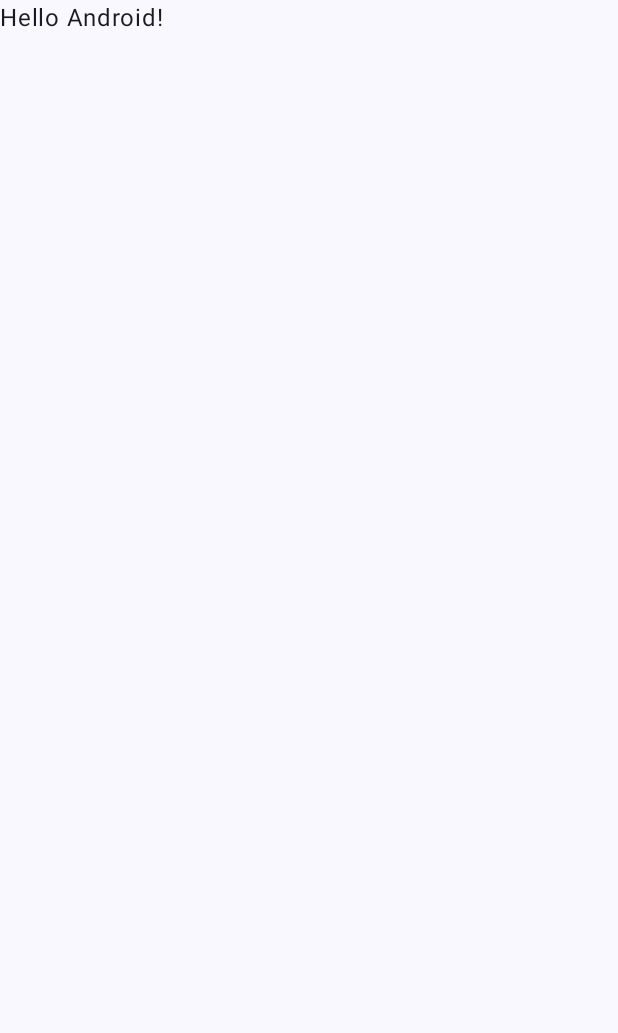
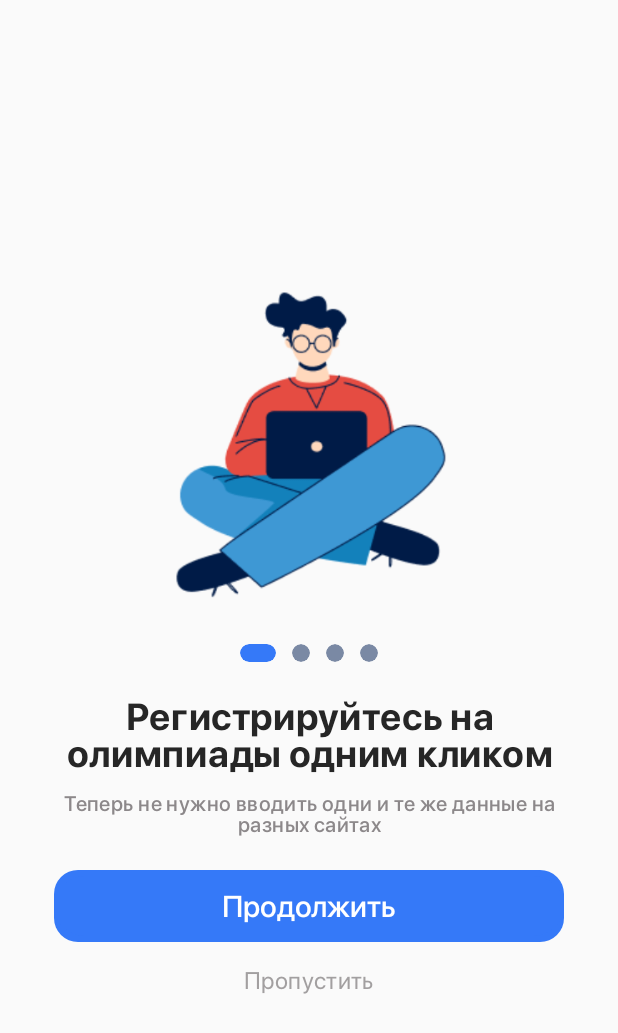
Before and after one commit to lkeey/MyOlimp, an Android app built with Jetpack Compose: the screen it shows after launch (MainActivity before the commit, OnBoardingActivity after it), on a phone screen of 412 x 824 dp. Before the commit the part shown is almost empty. Shown: the top 1033 px of the screen. Run offline under Robolectric (Android 15) with nearby library versions, the phone set to English and light mode, and no system bars.

Commit message:
create onboarding

```diff
--- a/app/build.gradle
+++ b/app/build.gradle
@@ -67,4 +67,7 @@ dependencies {
     androidTestImplementation 'androidx.compose.ui:ui-test-junit4'
     debugImplementation 'androidx.compose.ui:ui-tooling'
     debugImplementation 'androidx.compose.ui:ui-test-manifest'
+
+    // for pager
+    implementation 'androidx.compose.foundation:foundation:1.4.1'
 }
--- /dev/null
+++ b/app/src/main/java/com/developement/myolimp/feature_onborading/activities/OnBoardingActivity.kt
@@ -0,0 +1,71 @@
+package com.developement.myolimp.feature_onborading.activities
+
+import android.os.Build
+import android.os.Bundle
+import androidx.activity.ComponentActivity
+import androidx.activity.compose.setContent
+import androidx.activity.viewModels
+import androidx.annotation.RequiresApi
+import com.developement.myolimp.R
+import com.developement.myolimp.feature_onborading.models.FragmentImg
+import com.developement.myolimp.feature_onborading.screens.OnBoardingScreen
+import com.developement.myolimp.feature_onborading.view_models.OnBoardingViewModel
+import com.developement.myolimp.ui.theme.MyOlimpTheme
+
+class OnBoardingActivity : ComponentActivity() {
+
+    private val viewModel: OnBoardingViewModel by viewModels()
+
+    @RequiresApi(Build.VERSION_CODES.Q)
+    override fun onCreate(savedInstanceState: Bundle?) {
+        super.onCreate(savedInstanceState)
+
+    /*
+        Add all images and text
+    */
+        addFragments()
+
+        setContent {
+            MyOlimpTheme {
+                OnBoardingScreen(viewModel = viewModel)
+            }
+        }
+    }
+
+    private fun addFragments() {
+
+        viewModel.deleteAllItems()
+
+        viewModel.addItem(
+            FragmentImg(
+                img = R.drawable.onboarding_1st,
+                textTitle = getString(R.string.text_title_1_onboarding),
+                textContent = getString(R.string.text_content_1_onboarding)
+            )
+        )
+
+        viewModel.addItem(
+            FragmentImg(
+                img = R.drawable.onboarding_2nd,
+                textTitle = getString(R.string.text_title_2_onboarding),
+                textContent = getString(R.string.text_content_2_onboarding)
+            )
+        )
+
+        viewModel.addItem(
+            FragmentImg(
+                img = R.drawable.onboarding_3rd,
+                textTitle = getString(R.string.text_title_3_onboarding),
+                textContent = getString(R.string.text_content_3_onboarding)
+            )
+        )
+
+        viewModel.addItem(
+            FragmentImg(
+                img = R.drawable.onboarding_4th,
+                textTitle = getString(R.string.text_title_4_onboarding),
+                textContent = getString(R.string.text_content_4_onboarding)
+            )
+        )
+    }
+}
--- a/app/src/main/java/com/developement/myolimp/feature_onborading/activities/SplashActivity.kt
+++ b/app/src/main/java/com/developement/myolimp/feature_onborading/activities/SplashActivity.kt
@@ -3,7 +3,9 @@ package com.developement.myolimp.feature_onborading.activities
 import android.os.Bundle
 import androidx.activity.ComponentActivity
 import androidx.activity.compose.setContent
+import com.developement.myolimp.R
 import com.developement.myolimp.feature_onborading.screens.SplashScreen
+import com.developement.myolimp.ui.theme.BlueStart
 import com.developement.myolimp.ui.theme.GradientBackground
 import com.developement.myolimp.ui.theme.RoundLineBackground
 
@@ -11,6 +13,10 @@ class SplashActivity : ComponentActivity() {
     override fun onCreate(savedInstanceState: Bundle?) {
         super.onCreate(savedInstanceState)
         setContent {
+
+//            TODO
+//            window.statusBarColor = BlueStart
+
             GradientBackground {
                 RoundLineBackground {
                     SplashScreen()
--- /dev/null
+++ b/app/src/main/java/com/developement/myolimp/feature_onborading/components/FragmentImage.kt
@@ -0,0 +1,125 @@
+package com.developement.myolimp.feature_onborading.components
+
+import android.os.Build
+import androidx.annotation.RequiresApi
+import androidx.compose.foundation.ExperimentalFoundationApi
+import androidx.compose.foundation.Image
+import androidx.compose.foundation.background
+import androidx.compose.foundation.layout.Arrangement
+import androidx.compose.foundation.layout.Box
+import androidx.compose.foundation.layout.Column
+import androidx.compose.foundation.layout.Row
+import androidx.compose.foundation.layout.Spacer
+import androidx.compose.foundation.layout.fillMaxHeight
+import androidx.compose.foundation.layout.fillMaxSize
+import androidx.compose.foundation.layout.fillMaxWidth
+import androidx.compose.foundation.layout.height
+import androidx.compose.foundation.layout.padding
+import androidx.compose.foundation.layout.size
+import androidx.compose.foundation.layout.width
+import androidx.compose.foundation.pager.PagerState
+import androidx.compose.foundation.shape.CircleShape
+import androidx.compose.foundation.shape.RoundedCornerShape
+import androidx.compose.material3.Text
+import androidx.compose.runtime.Composable
+import androidx.compose.runtime.MutableState
+import androidx.compose.ui.Alignment
+import androidx.compose.ui.Modifier
+import androidx.compose.ui.draw.clip
+import androidx.compose.ui.graphics.Color
+import androidx.compose.ui.res.painterResource
+import androidx.compose.ui.text.TextStyle
+import androidx.compose.ui.text.font.Font
+import androidx.compose.ui.text.font.FontFamily
+import androidx.compose.ui.text.font.FontWeight
+import androidx.compose.ui.text.style.TextAlign
+import androidx.compose.ui.unit.dp
+import androidx.compose.ui.unit.sp
+import com.developement.myolimp.R
+import com.developement.myolimp.feature_onborading.models.FragmentImg
+import com.developement.myolimp.ui.theme.BlueStart
+import com.developement.myolimp.ui.theme.GreyInactive
+
+@OptIn(ExperimentalFoundationApi::class)
+@RequiresApi(Build.VERSION_CODES.Q)
+@Composable
+fun FragmentImage(
+    items: List<FragmentImg>,
+    position: Int,
+    pagerState: PagerState,
+) {
+
+    val item = items[position]
+
+    Column (
+        modifier = Modifier
+            .padding(horizontal = 36.dp),
+        verticalArrangement = Arrangement.Center,
+        horizontalAlignment = Alignment.CenterHorizontally
+    ) {
+
+        Image(
+            modifier = Modifier
+                .fillMaxHeight(0.3f)
+                .fillMaxWidth(),
+            painter = painterResource(id = item.img),
+            contentDescription = item.textTitle
+        )
+
+        Spacer(modifier = Modifier.height(16.dp))
+
+        Row(
+            modifier = Modifier
+                .fillMaxWidth(),
+            horizontalArrangement = Arrangement.Center,
+            verticalAlignment = Alignment.Bottom
+        ) {
+            repeat(items.size) {
+                Box(modifier = Modifier
+                    .padding(5.dp)
+                    .clip(CircleShape)
+                    .background(
+                        if (pagerState.currentPage == it) BlueStart else GreyInactive,
+                        shape = RoundedCornerShape(size = 100.dp)
+                    )
+                    .height(12.dp)
+                    .width(
+                        if (pagerState.currentPage == it) 24.dp else 12.dp
+                    )
+                )
+            }
+        }
+
+        Spacer(modifier = Modifier.height(16.dp))
+
+        Text(
+            text = item.textTitle,
+            style = TextStyle(
+                fontSize = 25.sp,
+                lineHeight = 24.5.sp,
+                fontFamily = FontFamily(Font(R.font.bold)),
+                fontWeight = FontWeight(700),
+                color = Color(0xFF262626),
+                textAlign = TextAlign.Center,
+                letterSpacing = 0.5.sp,
+            )
+        )
+
+        Spacer(modifier = Modifier.height(10.dp))
+
+        Text(
+            text = item.textContent,
+            style = TextStyle(
+                fontSize = 14.sp,
+                lineHeight = 13.72.sp,
+                fontFamily = FontFamily(Font(R.font.medium)),
+                fontWeight = FontWeight(500),
+                color = Color(0xFF8C888A),
+                textAlign = TextAlign.Center,
+                letterSpacing = 0.28.sp,
+            )
+        )
+
+    }
+
+}
--- /dev/null
+++ b/app/src/main/java/com/developement/myolimp/feature_onborading/models/FragmentImg.kt
@@ -0,0 +1,8 @@
+package com.developement.myolimp.feature_onborading.models
+
+data class FragmentImg (
+    val img: Int,
+    val isCurrent: Boolean = false,
+    val textTitle: String,
+    val textContent: String
+)
--- /dev/null
+++ b/app/src/main/java/com/developement/myolimp/feature_onborading/screens/OnBoardingScreen.kt
@@ -0,0 +1,124 @@
+package com.developement.myolimp.feature_onborading.screens
+
+import android.annotation.SuppressLint
+import android.os.Build
+import androidx.annotation.RequiresApi
+import androidx.compose.foundation.ExperimentalFoundationApi
+import androidx.compose.foundation.background
+import androidx.compose.foundation.layout.Arrangement
+import androidx.compose.foundation.layout.Column
+import androidx.compose.foundation.layout.Spacer
+import androidx.compose.foundation.layout.fillMaxSize
+import androidx.compose.foundation.layout.fillMaxWidth
+import androidx.compose.foundation.layout.height
+import androidx.compose.foundation.layout.padding
+import androidx.compose.foundation.pager.HorizontalPager
+import androidx.compose.foundation.pager.rememberPagerState
+import androidx.compose.foundation.shape.RoundedCornerShape
+import androidx.compose.material3.Button
+import androidx.compose.material3.ButtonDefaults
+import androidx.compose.material3.Text
+import androidx.compose.runtime.Composable
+import androidx.compose.runtime.rememberCoroutineScope
+import androidx.compose.runtime.snapshots.SnapshotStateList
+import androidx.compose.ui.Alignment.Companion.CenterHorizontally
+import androidx.compose.ui.Alignment.Companion.CenterVertically
+import androidx.compose.ui.Modifier
+import androidx.compose.ui.graphics.Color
+import androidx.compose.ui.res.stringResource
+import androidx.compose.ui.text.TextStyle
+import androidx.compose.ui.text.font.Font
+import androidx.compose.ui.text.font.FontFamily
+import androidx.compose.ui.text.font.FontWeight
+import androidx.compose.ui.text.style.TextAlign
+import androidx.compose.ui.unit.dp
+import androidx.compose.ui.unit.sp
+import com.developement.myolimp.R
+import com.developement.myolimp.feature_onborading.components.FragmentImage
+import com.developement.myolimp.feature_onborading.models.FragmentImg
+import com.developement.myolimp.feature_onborading.view_models.OnBoardingViewModel
+import com.developement.myolimp.ui.theme.BlueStart
+import com.developement.myolimp.ui.theme.White
+import kotlinx.coroutines.launch
+
+@SuppressLint("SuspiciousIndentation", "UnusedMaterial3ScaffoldPaddingParameter")
+@RequiresApi(Build.VERSION_CODES.Q)
+@OptIn(ExperimentalFoundationApi::class)
+@Composable
+fun OnBoardingScreen(
+    viewModel: OnBoardingViewModel
+) {
+
+    val items = viewModel.items
+    val pagerState = rememberPagerState()
+    val coroutineScope = rememberCoroutineScope()
+
+    Column(
+        modifier = Modifier
+            .fillMaxSize(),
+        verticalArrangement = Arrangement.Center,
+        horizontalAlignment = CenterHorizontally
+    ) {
+        HorizontalPager(
+            modifier = Modifier
+                .fillMaxWidth(),
+            state = pagerState,
+            pageCount = items.size
+        ) {
+            FragmentImage(
+                items = items,
+                position = it,
+                pagerState = pagerState
+            )
+        }
+
+        Spacer(modifier = Modifier.height(22.dp))
+
+        Button(
+            modifier = Modifier
+                .fillMaxWidth()
+                .padding(horizontal = 36.dp)
+                .background(
+                    color = BlueStart,
+                    shape = RoundedCornerShape(size = 16.dp)
+                ),
+            colors = ButtonDefaults.buttonColors(
+                containerColor = BlueStart
+            ),
+            onClick = {
+                coroutineScope.launch {
+                    pagerState.animateScrollToPage(
+                        pagerState.currentPage + 1,
+
+                    )
+                }
+            }
+        ) {
+            Text(
+                modifier = Modifier
+                    .fillMaxWidth(),
+                text = stringResource(R.string.next),
+                style = TextStyle(
+                    fontSize = 20.sp,
+                    fontFamily = FontFamily(Font(R.font.medium)),
+                    fontWeight = FontWeight(600),
+                    color = White,
+                    textAlign = TextAlign.Center
+                )
+            )
+        }
+
+        Spacer(modifier = Modifier.height(16.dp))
+
+        Text(
+            text = stringResource(R.string.skip),
+            style = TextStyle(
+                fontSize = 16.sp,
+                fontFamily = FontFamily(Font(R.font.regular)),
+                fontWeight = FontWeight(500),
+                color = Color(0xCC8C888A),
+                letterSpacing = 0.3.sp,
+            )
+        )
+    }
+}
--- a/app/src/main/java/com/developement/myolimp/feature_onborading/screens/SplashScreen.kt
+++ b/app/src/main/java/com/developement/myolimp/feature_onborading/screens/SplashScreen.kt
@@ -16,18 +16,19 @@ import androidx.compose.ui.res.painterResource
 import androidx.compose.ui.unit.dp
 import com.developement.myolimp.R
 import com.developement.myolimp.feature_onborading.activities.MainActivity
+import com.developement.myolimp.feature_onborading.activities.OnBoardingActivity
 import kotlinx.coroutines.delay
 
 @Composable
 fun SplashScreen() {
 
     val context = LocalContext.current
-    val intent = Intent(context, MainActivity::class.java)
+    val intent = Intent(context, OnBoardingActivity::class.java)
 
     LaunchedEffect(
         key1 = true
     ) {
-        delay(3000L)
+        delay(1500L)
     /*
         After delay launch MainActivity
     */
--- /dev/null
+++ b/app/src/main/java/com/developement/myolimp/feature_onborading/view_models/OnBoardingViewModel.kt
@@ -0,0 +1,23 @@
+package com.developement.myolimp.feature_onborading.view_models
+
+import androidx.compose.runtime.State
+import androidx.compose.runtime.mutableStateListOf
+import androidx.compose.runtime.snapshots.SnapshotStateList
+import androidx.lifecycle.LiveData
+import androidx.lifecycle.MutableLiveData
+import androidx.lifecycle.ViewModel
+import com.developement.myolimp.feature_onborading.models.FragmentImg
+
+class OnBoardingViewModel : ViewModel() {
+
+    private val _items = mutableStateListOf<FragmentImg>()
+    val items: SnapshotStateList<FragmentImg> = _items
+
+    fun addItem(item: FragmentImg) {
+        _items.add(item)
+    }
+
+    fun deleteAllItems() {
+        _items.clear()
+    }
+}
--- a/app/src/main/java/com/developement/myolimp/ui/theme/Color.kt
+++ b/app/src/main/java/com/developement/myolimp/ui/theme/Color.kt
@@ -10,5 +10,7 @@ val Purple40 = Color(0xFF6650a4)
 val PurpleGrey40 = Color(0xFF625b71)
 val Pink40 = Color(0xFF7D5260)
 
+val White = Color(0xFFFFFFFF)
 val BlueStart = Color(0xFF3579F8)
 val BlueEnd = Color(0xFF215AEF)
+val GreyInactive = Color(0x99263F6C)
--- a/app/src/main/res/values/strings.xml
+++ b/app/src/main/res/values/strings.xml
@@ -1,3 +1,13 @@
 <resources>
     <string name="app_name">MyOlimp</string>
+    <string name="next">Продолжить</string>
+    <string name="skip">Пропустить</string>
+    <string name="text_title_1_onboarding">Регистрируйтесь на олимпиады одним кликом</string>
+    <string name="text_content_1_onboarding">Теперь не нужно вводить одни и те же данные на разных сайтах</string>
+    <string name="text_title_2_onboarding">Готовьтесь к олимпиадам с помощью Библиотеки</string>
+    <string name="text_content_2_onboarding">Все необходимое для подготовки на максимальное количество баллов</string>
+    <string name="text_title_3_onboarding">Сохраняйте все нужные даты и ссылки в Календаре</string>
+    <string name="text_content_3_onboarding">Уведомления точно не дадут вам забыть про вебинары и олимпиады</string>
+    <string name="text_title_4_onboarding">Следите за всеми новостями мира олимпиад</string>
+    <string name="text_content_4_onboarding">В новостной ленте вы найдете только самое актуальное и интересное</string>
 </resources>
```
Also changed, not shown: app/src/main/AndroidManifest.xml (+6 -6 lines), app/src/main/res/drawable/onboarding_1st.png (added), app/src/main/res/drawable/onboarding_2nd.png (added), app/src/main/res/drawable/onboarding_3rd.png (added), app/src/main/res/drawable/onboarding_4th.png (added), app/src/main/res/font/bold.otf (added), app/src/main/res/font/medium.otf (added), app/src/main/res/font/regular.otf (added).
